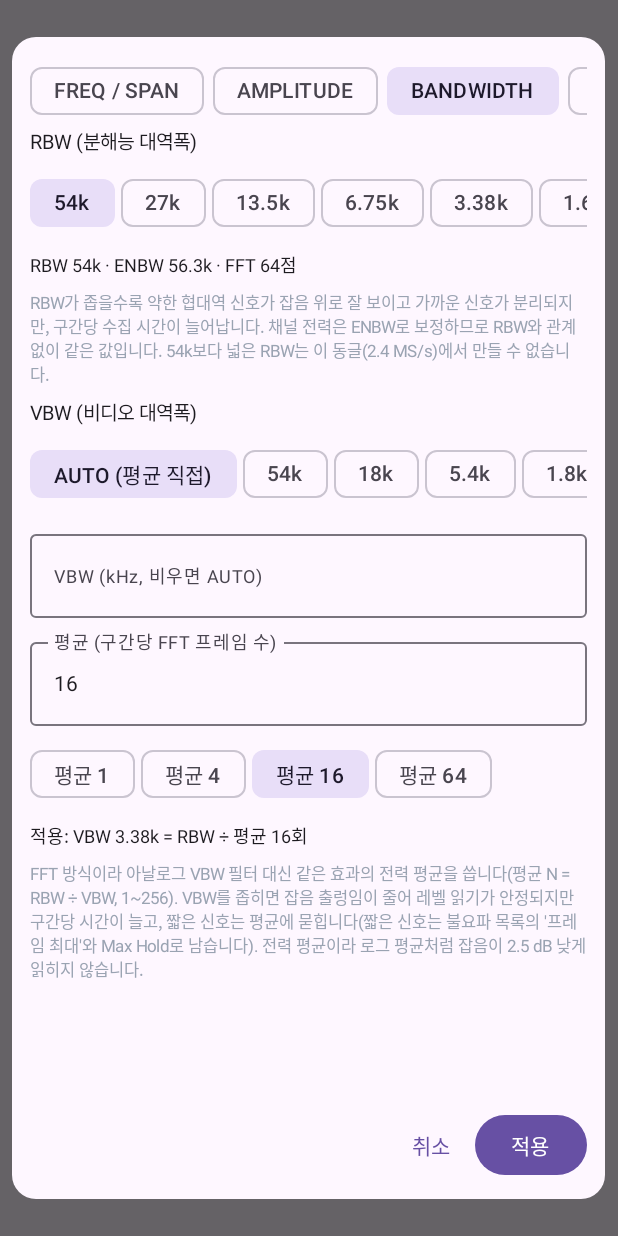
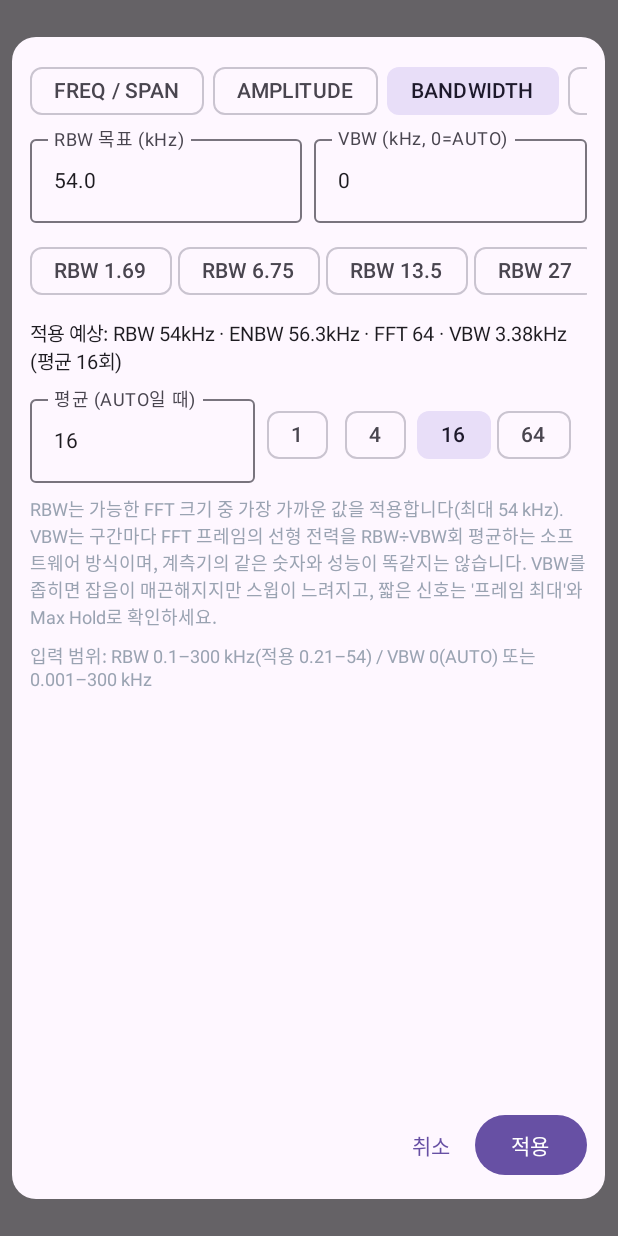
Before and after one commit to hoshkk/Lte_du_env, an Android app built with Jetpack Compose: the composable SettingsDialog called with empty values, after a tap on "BANDWIDTH", on a phone screen of 412 x 824 dp. Run offline under Robolectric (Android 15) with nearby library versions, the phone set to English and light mode, and no system bars; 2 other taps on this screen came first.

Commit message:
Bandwidth tab: RBW target and VBW fields side by side, one chip row
RBW target / VBW (0=AUTO) inputs next to each other, RBW and VBW chips
in one row and an 'expected' line with RBW, ENBW, FFT size, VBW and the
resulting averaging count. Same RBW snapping and VBW = averaging as 1.4.1.
App 1.4.2.

Co-Authored-By: Claude Opus 5.5 <noreply@anthropic.com>
Claude-Session: https://claude.ai/code/session_01Qoj8RnTidoTcCaGToYjgoG

```diff
--- a/android/app/build.gradle.kts
+++ b/android/app/build.gradle.kts
@@ -11,8 +11,8 @@ android {
         applicationId = "com.lteduenv.rxcheck"
         minSdk = 26
         targetSdk = 34
-        versionCode = 8
-        versionName = "1.4.1"
+        versionCode = 9
+        versionName = "1.4.2"
     }
 
     buildTypes {
--- a/android/app/src/main/java/com/lteduenv/rxcheck/ui/SettingsDialog.kt
+++ b/android/app/src/main/java/com/lteduenv/rxcheck/ui/SettingsDialog.kt
@@ -8,6 +8,7 @@ import androidx.compose.foundation.layout.fillMaxHeight
 import androidx.compose.foundation.layout.fillMaxWidth
 import androidx.compose.foundation.layout.imePadding
 import androidx.compose.foundation.layout.padding
+import androidx.compose.foundation.layout.width
 import androidx.compose.foundation.rememberScrollState
 import androidx.compose.foundation.verticalScroll
 import androidx.compose.material3.Button
@@ -47,7 +48,7 @@ fun SettingsDialog(current: Settings, onDismiss: () -> Unit, onApply: (Settings)
     var chBw by remember { mutableStateOf(current.channelBwMhz.toString()) }
     var rbw by remember { mutableStateOf(current.rbwKhz.toString()) }
     var avg by remember { mutableStateOf(current.averages.toString()) }
-    var vbw by remember { mutableStateOf(current.vbwKhz?.toString() ?: "") }
+    var vbw by remember { mutableStateOf(current.vbwKhz?.toString() ?: "0") }
     var offset by remember { mutableStateOf(current.offsetDb.toString()) }
     var threshold by remember { mutableStateOf(current.thresholdDb.toString()) }
     var ref by remember { mutableStateOf(current.refLevelDb.toString()) }
@@ -67,8 +68,10 @@ fun SettingsDialog(current: Settings, onDismiss: () -> Unit, onApply: (Settings)
     fun build(): Settings? {
         val nums = listOf(center, span, chBw, rbw, offset, threshold, ref, div).map { it.trim().toDoubleOrNull() }
         val a = avg.trim().toIntOrNull(); val st = settle.trim().toIntOrNull()
+        // VBW 0 (or empty) = AUTO: the averaging count below is used as is.
         val vb = vbw.trim().takeIf { it.isNotEmpty() && !it.equals("AUTO", ignoreCase = true) }
-        val vbv = vb?.toDoubleOrNull()
+        val vbv = vb?.toDoubleOrNull()?.takeIf { it > 0 }
+        if (vb != null && vb.toDoubleOrNull() == null) { error = "VBW 입력을 확인하세요"; return null }
         if (nums.any { it == null } || a == null || st == null || (vb != null && vbv == null)) { error = "숫자 입력을 확인하세요"; return null }
         val v = nums.map { it!! }
         return current.copy(
@@ -144,49 +147,41 @@ fun SettingsDialog(current: Settings, onDismiss: () -> Unit, onApply: (Settings)
                                 "커플러·케이블 손실 등 알고 있는 값만 넣으세요. Offset으로 dBm 교정이 되지는 않습니다.", fontSize = 11.sp, color = Dim)
                         }
                         2 -> {
-                            // RBW: only values the FFT can actually give (2.4 MS/s, FFT 64..16384).
-                            val draft = current.copy(rbwKhz = rbw.toDoubleOrNull() ?: current.rbwKhz,
+                            // RBW: the FFT gives the nearest achievable value (2.4 MS/s, FFT 64..16384).
+                            val draft = current.copy(rbwKhz = rbw.toDoubleOrNull()?.takeIf { it > 0 } ?: current.rbwKhz,
                                 averages = avg.toIntOrNull()?.coerceIn(1, 256) ?: current.averages,
-                                vbwKhz = vbw.trim().toDoubleOrNull())
+                                vbwKhz = vbw.trim().toDoubleOrNull()?.takeIf { it > 0 })
                             val rbwHz = draft.rbwActualHz()
-                            Text("RBW (분해능 대역폭)", fontSize = 13.sp)
+                            val n = SweepPlan.fftSizeFor(rbwHz, Settings.SAMPLE_RATE)
+                            Row(horizontalArrangement = Arrangement.spacedBy(8.dp)) {
+                                Field("RBW 목표 (kHz)", rbw, { rbw = it }, Modifier.weight(1f))
+                                Field("VBW (kHz, 0=AUTO)", vbw, { vbw = it }, Modifier.weight(1f))
+                            }
                             Row(Modifier.horizontalScroll(rememberScrollState()), horizontalArrangement = Arrangement.spacedBy(4.dp)) {
-                                Settings.RBW_CHOICES_KHZ.forEach { v ->
+                                listOf(1.6875, 6.75, 13.5, 27.0, 54.0).forEach { v ->
                                     FilterChip(selected = kotlin.math.abs(rbwHz / 1e3 - v) < 1e-6, onClick = { rbw = v.toString() },
-                                        label = { Text(khz(v * 1e3)) })
+                                        label = { Text("RBW ${khz(v * 1e3).removeSuffix("k")}") })
+                                }
+                                listOf(3, 10, 30).forEach { r ->
+                                    val v = rbwHz / r / 1e3
+                                    FilterChip(selected = draft.vbwKhz != null && kotlin.math.abs(draft.vbwKhz!! - v) < 1e-6,
+                                        onClick = { vbw = v.toString() }, label = { Text("VBW ${khz(v * 1e3).removeSuffix("k")}") })
+                                }
+                                FilterChip(selected = draft.vbwKhz == null, onClick = { vbw = "0" }, label = { Text("VBW AUTO") })
+                            }
+                            Text("적용 예상: RBW ${khz(rbwHz)}Hz · ENBW ${khz(Settings.SAMPLE_RATE * 1.5 / n)}Hz · FFT $n · " +
+                                "VBW ${khz(draft.vbwActualHz())}Hz (평균 ${draft.effectiveAverages()}회)", fontSize = 13.sp)
+                            if (draft.vbwKhz == null) Row(verticalAlignment = Alignment.CenterVertically, horizontalArrangement = Arrangement.spacedBy(4.dp)) {
+                                Field("평균 (AUTO일 때)", avg, { avg = it }, Modifier.width(150.dp))
+                                listOf(1, 4, 16, 64).forEach { v ->
+                                    FilterChip(selected = avg.toIntOrNull() == v, onClick = { avg = v.toString() }, label = { Text("$v") })
                                 }
                             }
-                            val n = SweepPlan.fftSizeFor(rbwHz, Settings.SAMPLE_RATE)
-                            Text("RBW ${khz(rbwHz)} · ENBW ${khz(Settings.SAMPLE_RATE * 1.5 / n)} · FFT ${n}점" +
-                                (rbw.toDoubleOrNull()?.takeIf { kotlin.math.abs(it - rbwHz / 1e3) > 0.01 }?.let { " (요청 ${it}k → 적용)" } ?: ""),
-                                fontSize = 12.sp)
-                            Text("RBW가 좁을수록 약한 협대역 신호가 잡음 위로 잘 보이고 가까운 신호가 분리되지만, 구간당 수집 시간이 늘어납니다. " +
-                                "채널 전력은 ENBW로 보정하므로 RBW와 관계없이 같은 값입니다. 54k보다 넓은 RBW는 이 동글(2.4 MS/s)에서 만들 수 없습니다.",
-                                fontSize = 11.sp, color = Dim)
-
-                            Text("VBW (비디오 대역폭)", fontSize = 13.sp)
-                            Row(Modifier.horizontalScroll(rememberScrollState()), horizontalArrangement = Arrangement.spacedBy(4.dp)) {
-                                FilterChip(selected = draft.vbwKhz == null, onClick = { vbw = "" }, label = { Text("AUTO (평균 직접)") })
-                                Settings.VBW_RATIOS.forEach { r ->
-                                    val v = rbwHz / r / 1e3
-                                    FilterChip(selected = draft.vbwKhz != null && kotlin.math.abs(draft.vbwKhz!! - v) < 1e-6,
-                                        onClick = { vbw = v.toString() }, label = { Text(khz(v * 1e3)) })
-                                }
-                            }
-                            Field("VBW (kHz, 비우면 AUTO)", vbw, { vbw = it })
-                            if (draft.vbwKhz == null) {
-                                Field("평균 (구간당 FFT 프레임 수)", avg, { avg = it })
-                                Row(horizontalArrangement = Arrangement.spacedBy(4.dp)) {
-                                    listOf(1, 4, 16, 64).forEach { v ->
-                                        FilterChip(selected = avg.toIntOrNull() == v, onClick = { avg = v.toString() }, label = { Text("평균 $v") })
-                                    }
-                                }
-                            }
-                            Text("적용: VBW ${khz(draft.vbwActualHz())} = RBW ÷ 평균 ${draft.effectiveAverages()}회", fontSize = 12.sp)
-                            Text("FFT 방식이라 아날로그 VBW 필터 대신 같은 효과의 전력 평균을 씁니다(평균 N = RBW ÷ VBW, 1~256). " +
-                                "VBW를 좁히면 잡음 출렁임이 줄어 레벨 읽기가 안정되지만 구간당 시간이 늘고, 짧은 신호는 평균에 묻힙니다" +
-                                "(짧은 신호는 불요파 목록의 '프레임 최대'와 Max Hold로 남습니다). 전력 평균이라 로그 평균처럼 잡음이 2.5 dB 낮게 읽히지 않습니다.",
-                                fontSize = 11.sp, color = Dim)
+                            Text("RBW는 가능한 FFT 크기 중 가장 가까운 값을 적용합니다(최대 54 kHz). VBW는 구간마다 FFT 프레임의 선형 전력을 " +
+                                "RBW÷VBW회 평균하는 소프트웨어 방식이며, 계측기의 같은 숫자와 성능이 똑같지는 않습니다. " +
+                                "VBW를 좁히면 잡음이 매끈해지지만 스윕이 느려지고, 짧은 신호는 '프레임 최대'와 Max Hold로 확인하세요.",
+                                fontSize = 12.sp, color = Dim)
+                            Text("입력 범위: RBW 0.1–300 kHz(적용 0.21–54) / VBW 0(AUTO) 또는 0.001–300 kHz", fontSize = 12.sp, color = Dim)
                         }
                         3 -> {
                             Row(verticalAlignment = Alignment.CenterVertically) {
```
